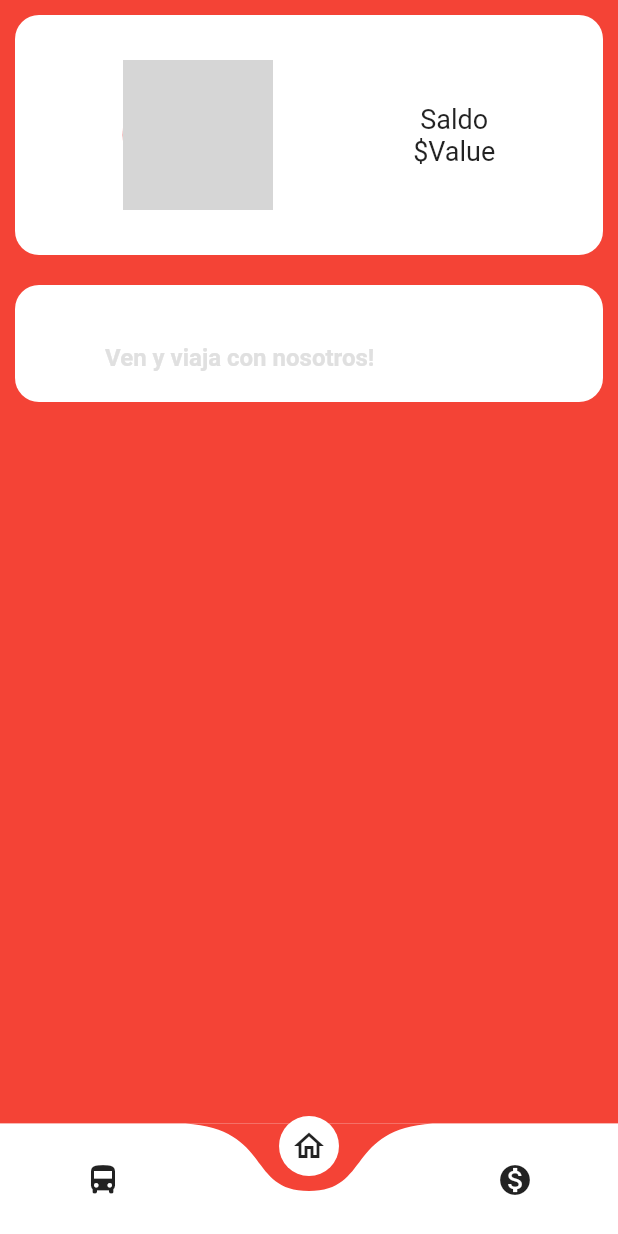
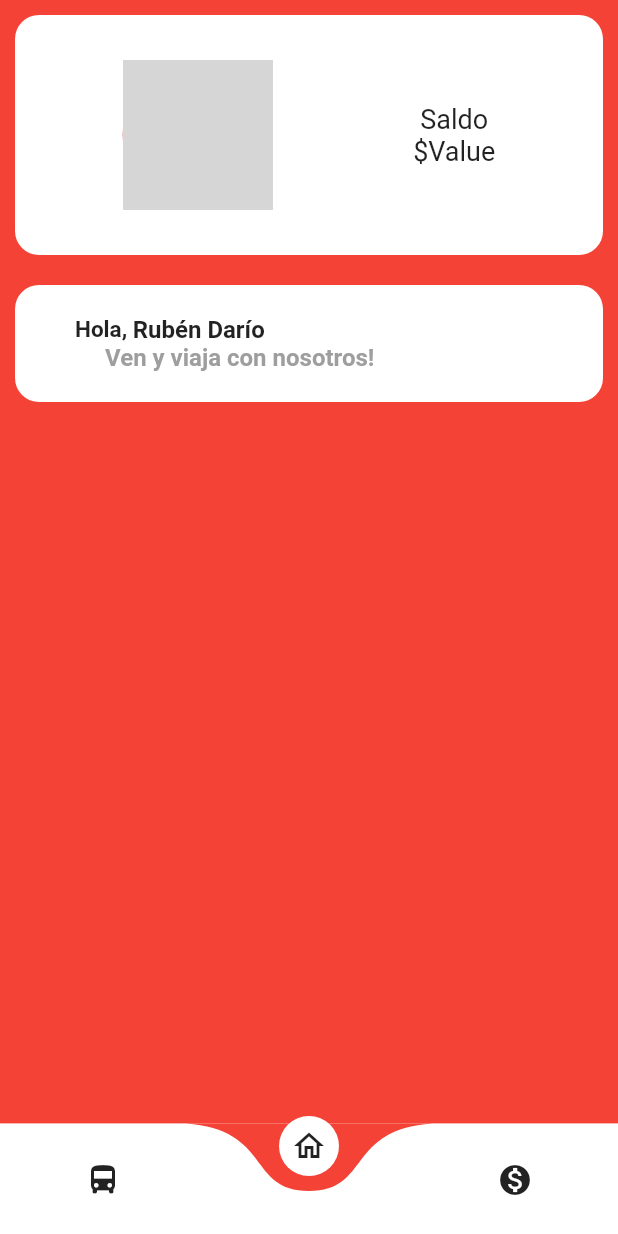
Before and after one commit to Rguarnizo/MoviliApp-Mobile, a Flutter app: the screen it shows after launch, after a tap on "Iniciar Sesión", on a phone screen of 412 x 824 dp. Run offline on Flutter 3.47's test engine with Material 2 defaults, Android fonts, the phone set to English and light mode, and no system bars; drawn by our look-alikes of curved_navigation_bar; network calls fail; Roboto replaces fonts that are missing (SourceSansPro); grey boxes are pictures that could not be loaded.

```diff
--- a/lib/features/login/presentation/pages/home_page.dart
+++ b/lib/features/login/presentation/pages/home_page.dart
@@ -16,7 +16,26 @@ class HomePage extends StatelessWidget {
         child: Column(
           crossAxisAlignment: CrossAxisAlignment.start,
           children: [
-            Container(
+            UserCard(),
+            WelcomeMessage(),
+            HistoryData(),
+          ],
+        ),
+      ),
+    );
+  }
+}
+
+class UserCard extends StatelessWidget {
+  const UserCard({Key key}) : super(key: key);
+
+  @override
+  Widget build(BuildContext context) {
+    final screenSize = MediaQuery.of(context).size;
+    final height = screenSize.height;
+    final width = screenSize.width;
+
+    return Container(
       margin: EdgeInsets.all(10),
       decoration: BoxDecoration(
         color: Colors.white,
@@ -29,7 +48,8 @@ class HomePage extends StatelessWidget {
         children: [
           Stack(alignment: Alignment.bottomCenter, children: [
             CircleAvatar(
-                      backgroundImage: NetworkImage('https://st3.depositphotos.com/13159112/17145/v/600/depositphotos_171453724-stock-illustration-default-avatar-profile-icon-grey.jpg'),
+              backgroundImage: NetworkImage(
+                  'https://st3.depositphotos.com/13159112/17145/v/600/depositphotos_171453724-stock-illustration-default-avatar-profile-icon-grey.jpg'),
               radius: 50,
             ),
             Text(
@@ -52,14 +72,22 @@ class HomePage extends StatelessWidget {
           ]),
         ],
       ),
-            ),
-            Container(
+    );
+  }
+}
+
+class WelcomeMessage extends StatelessWidget {
+  const WelcomeMessage({Key key}) : super(key: key);
+
+  @override
+  Widget build(BuildContext context) {
+    return Container(
       padding: EdgeInsets.all(20),
-
       margin: EdgeInsets.all(10),
       decoration: BoxDecoration(
         color: Colors.white,
-                borderRadius: BorderRadius.circular(16),),
+        borderRadius: BorderRadius.circular(16),
+      ),
       child: Column(
         crossAxisAlignment: CrossAxisAlignment.start,
         children: [
@@ -71,13 +99,13 @@ class HomePage extends StatelessWidget {
                     style: TextStyle(
                       fontWeight: FontWeight.bold,
                       fontSize: 15,
-                                color: Colors.white)),
+                    )),
                 Text(
                   'Rubén Darío',
                   style: TextStyle(
                     fontWeight: FontWeight.bold,
                     fontSize: 16,
-                              color: Colors.white),
+                  ),
                 )
               ],
             ),
@@ -89,15 +117,21 @@ class HomePage extends StatelessWidget {
                 style: TextStyle(
                   fontWeight: FontWeight.bold,
                   fontSize: 16,
-                        color: Colors.grey[300],
+                  color: Colors.grey,
                 ),
               )),
         ],
       ),
-            ),
-          ],
-        ),
-      ),
     );
   }
 }
+
+class HistoryData extends StatelessWidget {
+  const HistoryData({Key key}) : super(key: key);
+
+  @override
+  Widget build(BuildContext context) {
+    return Container(
+    );
+  }
+}
```
Lines whose indentation alone changed are shown as unchanged.
